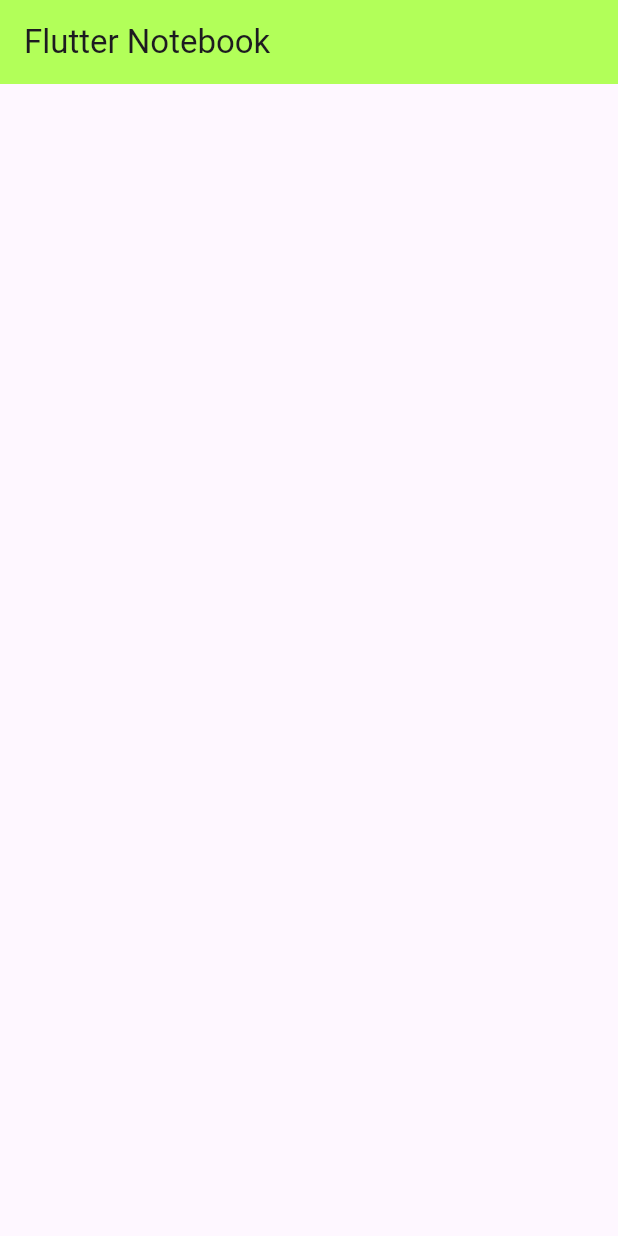
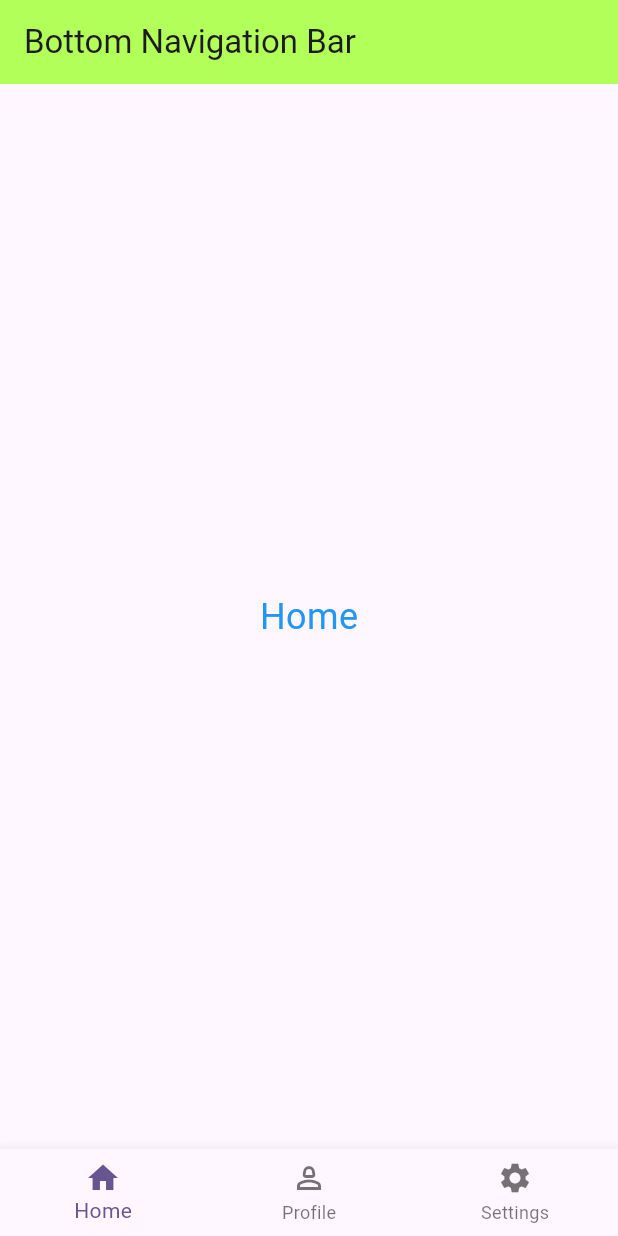
Before and after one commit to monir996/flutter-notebook, a Flutter app: the screen it shows after launch, on a phone screen of 412 x 824 dp. Run offline on Flutter 3.47's test engine with Material 3 defaults, Android fonts, the phone set to English and light mode, and no system bars.

Commit message:
BottomNavigationBar - initial

```diff
--- a/lib/main.dart
+++ b/lib/main.dart
@@ -20,15 +20,47 @@ class MyApp extends StatelessWidget {
   }
 }
 
-class HomeScreen extends StatelessWidget {
+class HomeScreen extends StatefulWidget {
   HomeScreen({super.key});
+
+  @override
+  State<HomeScreen> createState() => _HomeScreenState();
+}
+
+class _HomeScreenState extends State<HomeScreen> {
+
+  // ----------------------- Current Index for BottomNavigationBar Item ------------------
+  int _selectedIndex = 0;
+
+  final List<Widget> _views = [
+    const Center(child: Text("Home", style: TextStyle(fontSize: 24, color: Colors.blue))),
+    const Center(child: Text("Profile", style: TextStyle(fontSize: 24, color: Colors.red))),
+    const Center(child: Text("Settings", style: TextStyle(fontSize: 24, color: Colors.pink))),
+  ];
 
   @override
   Widget build(BuildContext context) {
     return Scaffold(
-      appBar: AppBar(title: Text("Flutter Notebook"), backgroundColor: Colors.lightGreenAccent),
+      appBar: AppBar(title: Text("Bottom Navigation Bar"), backgroundColor: Colors.lightGreenAccent),
 
-      // ----------------------- Main Branch  ==> Basic Structure ------------------
+      // ----------------------- Branch 14 ==> BottomNavigationBar Widget ------------------
+      body: SafeArea(
+          child: _views.elementAt(_selectedIndex)
+      ),
+
+      bottomNavigationBar: BottomNavigationBar(
+          items: [
+            BottomNavigationBarItem(icon: Icon(Icons.home), label: "Home"),
+            BottomNavigationBarItem(icon: Icon(Icons.person_2_outlined), label: "Profile"),
+            BottomNavigationBarItem(icon: Icon(Icons.settings), label: "Settings"),
+          ],
+          currentIndex: _selectedIndex,
+          onTap: (index){
+            setState(() {
+              _selectedIndex = index;
+            });
+          },
+      ),
 
     );
   }
```
